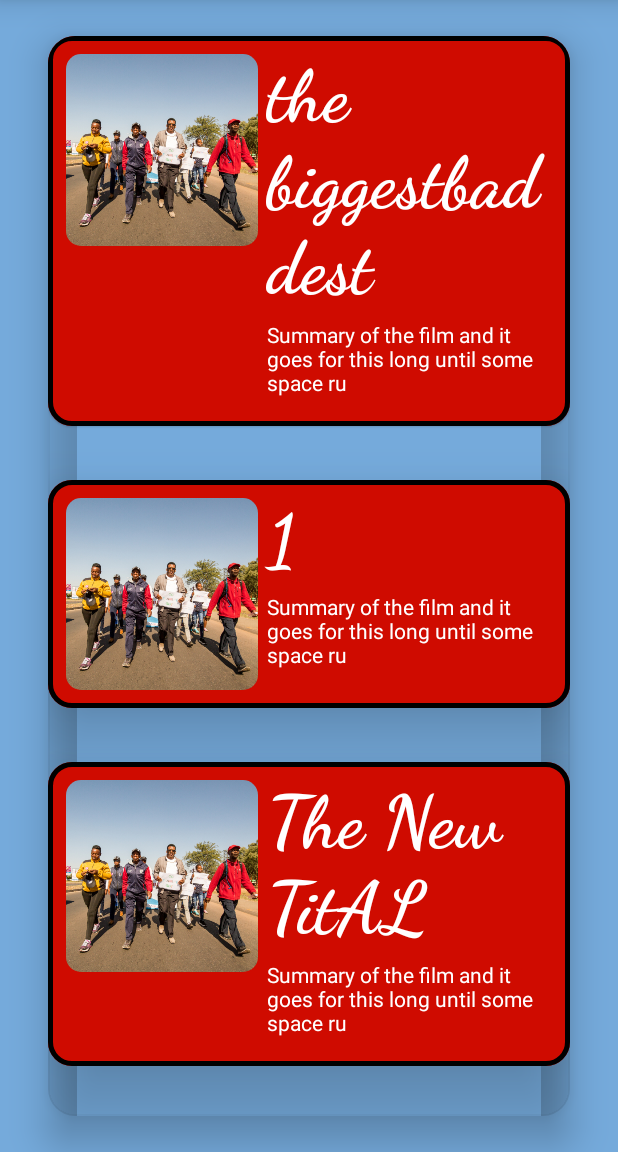
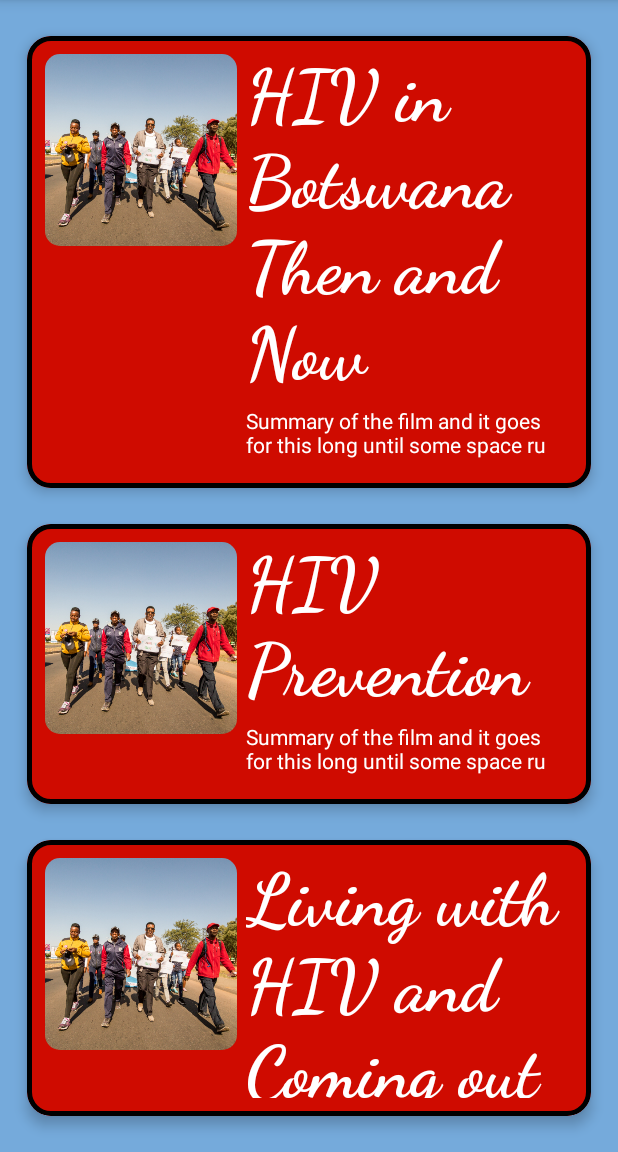
Before and after one commit to PVOBrien/kemoleseding, an Android app built with Jetpack Compose: the screen it shows after launch (MainActivity), on a phone screen of 412 x 824 dp, the part 84-1236 px from its top. Run offline under Robolectric (Android 15) with nearby library versions, the phone set to English and light mode, and no system bars.

Commit message:
save point, moving to lists and beginning lambdas

```diff
--- a/app/src/main/java/com/cfreesespuffs/github/kemoleseding/MainActivity.kt
+++ b/app/src/main/java/com/cfreesespuffs/github/kemoleseding/MainActivity.kt
@@ -13,7 +13,6 @@ import androidx.compose.ui.Modifier
 import androidx.compose.ui.draw.clip
 import androidx.compose.ui.draw.shadow
 import androidx.compose.ui.graphics.Color
-import androidx.compose.ui.graphics.RectangleShape
 import androidx.compose.ui.layout.ContentScale
 import androidx.compose.ui.res.painterResource
 import androidx.compose.ui.text.font.FontFamily
@@ -22,10 +21,9 @@ import androidx.compose.ui.tooling.preview.Preview
 import androidx.compose.ui.unit.Dp
 import androidx.compose.ui.unit.dp
 import androidx.compose.ui.unit.em
-import androidx.compose.ui.unit.sp
+import com.cfreesespuffs.github.kemoleseding.objModules.*
 import com.cfreesespuffs.github.kemoleseding.ui.theme.kmlLightBlue
 import com.cfreesespuffs.github.kemoleseding.ui.theme.kmlRed
-import com.cfreesespuffs.github.kemoleseding.ui.theme.kmlYellow
 
 class MainActivity : ComponentActivity() {
     override fun onCreate(savedInstanceState: Bundle?) {
@@ -45,49 +43,48 @@ fun KemoLesedingTheme() {
     ) {
         Column(
             modifier = Modifier
-                .padding(horizontal = 32.dp, vertical = 24.dp)
-                .shadow(elevation = 15.dp, shape = RoundedCornerShape(18.dp)),
-            Arrangement.spacedBy(36.dp)
+                .padding(horizontal = 18.dp, vertical = 24.dp),
+//                .shadow(5.dp, RoundedCornerShape(16.dp)),
+            Arrangement.spacedBy(24.dp)
         ) {
-            MCard("the biggestbaddest")
-            androidx.compose.material.Card(
+            MCard(modOne.title)
+            MCard(modTwo.title)
+            MCard(modThree.title)
+            MCard(modFour.title)
+            Card(
                 elevation = 30.dp,
                 shape = RoundedCornerShape(16.dp),
                 backgroundColor = kmlRed,
                 contentColor = Color.White,
                 border = BorderStroke(3.dp, Color.Black),
             ) {
-                Module("1")
+                ModuleFunTest("1")
             }
-            androidx.compose.material.Card(
+            Card(
                 elevation = 30.dp,
                 shape = RoundedCornerShape(16.dp),
                 backgroundColor = kmlRed,
                 contentColor = Color.White,
                 border = BorderStroke(3.dp, Color.Black),
             ) {
-                Module("The New TitAL")
+                ModuleFunTest("The New TitAL")
             }
-            androidx.compose.material.Card(
+            Card(
                 elevation = 30.dp,
                 shape = RoundedCornerShape(16.dp),
                 backgroundColor = kmlRed,
                 contentColor = Color.White,
                 border = BorderStroke(3.dp, Color.Black),
             ) {
-                Module("Diff")
+                ModuleFunTest("Diff")
             }
         }
-        }
-//        ) {
-//            Greeting("Android")
-//        Module()
-//    }
     }
+}
 
 
 @Composable
-fun Module(mString: String) {
+fun ModuleFunTest(mString: String) {
     Row(
         modifier = Modifier
             .wrapContentSize()
@@ -117,8 +114,9 @@ fun MCard(mCString: String) {
         backgroundColor = kmlRed,
         contentColor = Color.White,
         border = BorderStroke(3.dp, Color.Black),
+        modifier = Modifier.shadow(5.dp, RoundedCornerShape(16.dp)) // shadows only show in emulator, not DefaultPreview. at least at this Android SDK level (23?)
     ) {
-        Module(mCString)
+        ModuleFunTest(mCString)
     }
 }
 
@@ -186,7 +184,7 @@ fun ToolbarWidget() {
 
                 // below line is use to give
                 // elevation to our toolbar.
-                elevation = 12.dp
+                elevation = 6.dp
             )
         }, content = {
             KemoLesedingTheme()
@@ -194,12 +192,3 @@ fun ToolbarWidget() {
 }
 
 // "Trash" below
-
-@Composable
-fun Greeting(name: String) {
-    Text(
-        text = "Really!? $name!",
-        fontSize = 23.sp,
-        color = kmlYellow
-    )
-}
--- /dev/null
+++ b/app/src/main/java/com/cfreesespuffs/github/kemoleseding/objModules/Module.kt
@@ -0,0 +1,40 @@
+package com.cfreesespuffs.github.kemoleseding.objModules
+
+class Module(
+    val number: Int,
+    val title: String,
+    val summary: String,
+    val documents: List<String>,
+) {
+    fun titleDec() {
+        println("The name of the title is $title")
+    }
+}
+
+val modOne = Module(
+    1,
+    "HIV in Botswana Then and Now",
+    "In the 1990s and early 2000s Botswana contended with epidemic levels of HIV and AIDS. It was a difficult time, with the prevalence rate hovering around 30% at the height of the epidemic. However, with the advent of ARVs, and improved understanding, Botswana worked to contain its spread. Key populations and risky activities were identified and people were informed of these, and the government took strides to protect vulnerable groups. Batswana made it happen, and over the course of the years HIV and AIDS is on the down trend.",
+    listOf<String>("a document", "another document", "document 3")
+)
+
+val modTwo = Module(
+    2,
+    "HIV Prevention",
+    "Stanley says, \"the best cure is prevention\", and it's true. Thankfully there are many methods of HIV prevention: male and female condoms, PrEP, PEP, abstinence, ARVs, and understanding HIV all form barriers between a body and HIV to reduce the chance of infection. It is important to use as many of these as possible to keep healthy and safe.",
+    listOf("helps","assistance", "make your work easier")
+)
+
+val modThree = Module(
+    3,
+    "Living with HIV and Coming out Publicly",
+    "HIV is not a death sentence. ARVs have progressed to the point that \"U equals U\" meaning \"undetectable equals untransmittable\". Adhering to ARVs can mean a full and normal life. Stanley is just such a testament, being able to walk hundreds of kilometers despite once having had AIDS. ARVs are key to living with HIV, and Botswana has made ARVs free and available to anyone with a positive test.",
+    listOf("makes everything easier", "and better", "and awesome")
+)
+
+val modFour = Module(
+    4,
+    "The future of HIV in Botswana",
+    "Botswana has come so far. The prevalence of HIV has dropped year over year, stigma and discrimination is decreasing, and understanding and awareness of HIV treatment continues to rise. All these are signs of great hope for all Batswana. It is because of them all - and HIV activists leading the way - that such positive steps are being made.",
+    listOf("eventually", "files", "here")
+)
```
